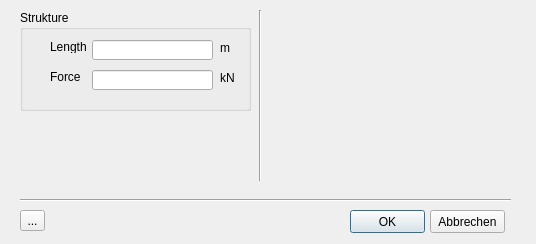
This is Examples/CantileverQt/Main.ui in dlubal-software/RFEM_Python_Client as Qt 5 draws it before an edit. The edited form follows.
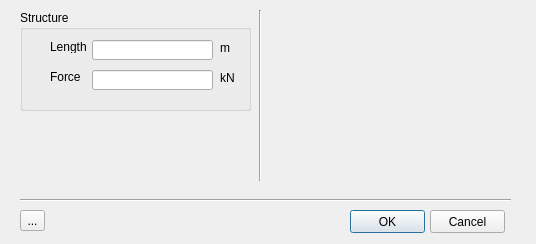
This is the edited form. Icons and pictures are not drawn.

Commit message: changing everything into ENG

What changed in the file:
```diff
--- a/Examples/CantileverQt/Main.ui
+++ b/Examples/CantileverQt/Main.ui
@@ -42,7 +42,7 @@
     </rect>
    </property>
    <property name="text">
-    <string>Abbrechen</string>
+    <string>Cancel</string>
    </property>
   </widget>
   <widget class="QGroupBox" name="groupBox">
@@ -55,7 +55,7 @@
     </rect>
    </property>
    <property name="title">
-    <string>Strukture</string>
+    <string>Structure</string>
    </property>
    <widget class="QLineEdit" name="l">
     <property name="geometry">
```
The commit also changes 1 other file.
